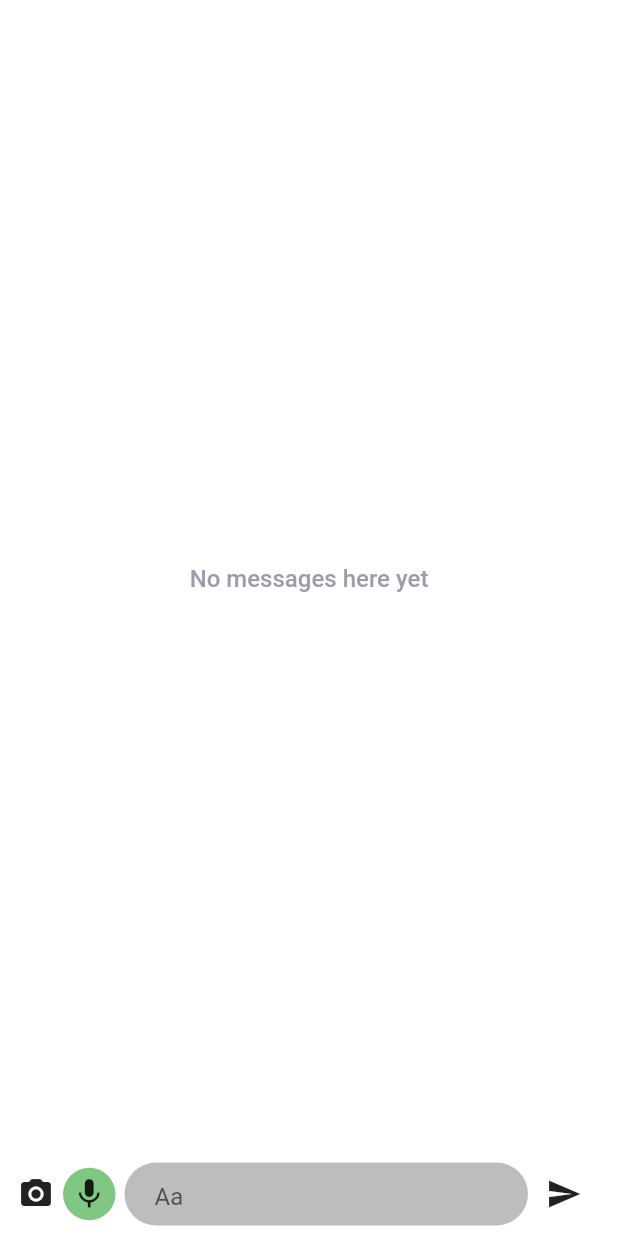
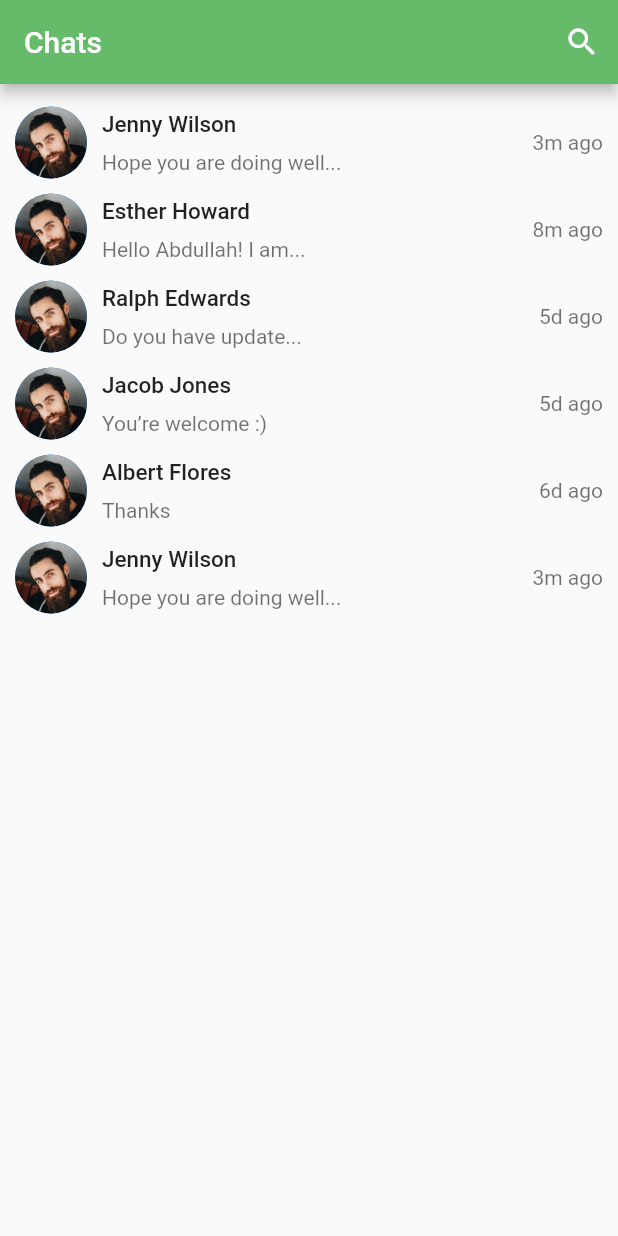
Before and after one commit to MHosssam/chatApp, a Flutter app: the screen it shows after launch, on a phone screen of 412 x 824 dp. Run offline on Flutter 3.47's test engine with Material 2 defaults, Android fonts, the phone set to English and light mode, and no system bars; our stand-ins replace flutter_chat_types, flutter_chat_ui, get, image_picker, just_audio, open_file; missing offline and left inert: record.

Commit message:
chats screen

```diff
--- a/lib/main.dart
+++ b/lib/main.dart
@@ -1,3 +1,4 @@
+import 'package:chat/main_chat/main_chat_view.dart';
 import 'package:flutter/material.dart';
 
 import 'chat/chat_view.dart';
@@ -17,7 +18,7 @@ class MyApp extends StatelessWidget {
       theme: ThemeData(
         primarySwatch: Colors.blue,
       ),
-      home: const ChatPage(),
+      home: const ChatsScreen(),
     );
   }
 }
--- a/lib/main_chat/components/chat_item.dart
+++ b/lib/main_chat/components/chat_item.dart
@@ -0,0 +1,63 @@
+
+import 'package:chat/main_chat/fake_data.dart';
+import 'package:flutter/material.dart';
+class ChatItem extends StatelessWidget {
+  final Chat chat;
+  final VoidCallback press;
+
+  const ChatItem({
+    Key? key,
+    required this.chat,
+    required this.press,
+  }) : super(key: key);
+
+  @override
+  Widget build(BuildContext context) {
+    return InkWell(
+      onTap: press,
+      child: Padding(
+        padding: const  EdgeInsets.symmetric(
+            horizontal: 10, vertical: 5),
+        child: Row(
+          children: [
+           CircleAvatar(
+                  radius: 24,
+                  backgroundImage: AssetImage(chat.image),
+                ),
+            Expanded(
+              child: Padding(
+                padding:
+                 const EdgeInsets.symmetric(horizontal: 10),
+                child: Column(
+                  crossAxisAlignment: CrossAxisAlignment.start,
+                  children: [
+                    Text(
+                      chat.name,
+                      style: const TextStyle(
+                        fontSize: 15,
+                        fontWeight: FontWeight.w500,
+                      ),
+                    ),
+                    const SizedBox(height: 8),
+                    Opacity(
+                      opacity: 0.64,
+                      child: Text(
+                        chat.lastMessage,
+                        maxLines: 1,
+                        overflow: TextOverflow.ellipsis,
+                      ),
+                    ),
+                  ],
+                ),
+              ),
+            ),
+            Opacity(
+              opacity: 0.64,
+              child: Text(chat.time),
+            )
+          ],
+        ),
+      ),
+    );
+  }
+}
--- /dev/null
+++ b/lib/main_chat/fake_data.dart
@@ -0,0 +1,50 @@
+class Chat {
+  final String name, lastMessage, image, time;
+
+  Chat({
+    this.name = '',
+    this.lastMessage = '',
+    this.image = '',
+    this.time = '',
+  });
+}
+
+List chatsData = [
+  Chat(
+    name: "Jenny Wilson",
+    lastMessage: "Hope you are doing well...",
+    image: "assets/images/user.png",
+    time: "3m ago",
+  ),
+  Chat(
+    name: "Esther Howard",
+    lastMessage: "Hello Abdullah! I am...",
+    image: "assets/images/user.png",
+    time: "8m ago",
+  ),
+  Chat(
+    name: "Ralph Edwards",
+    lastMessage: "Do you have update...",
+    image: "assets/images/user.png",
+    time: "5d ago",
+  ),
+  Chat(
+    name: "Jacob Jones",
+    lastMessage: "You’re welcome :)",
+    image: "assets/images/user.png",
+    time: "5d ago",
+  ),
+  Chat(
+    name: "Albert Flores",
+    lastMessage: "Thanks",
+    image: "assets/images/user.png",
+    time: "6d ago",
+  ),
+  Chat(
+    name: "Jenny Wilson",
+    lastMessage: "Hope you are doing well...",
+    image: "assets/images/user.png",
+    time: "3m ago",
+  ),
+
+];
--- a/lib/main_chat/main_chat_view.dart
+++ b/lib/main_chat/main_chat_view.dart
@@ -0,0 +1,43 @@
+
+import 'package:chat/chat/chat_view.dart';
+import 'package:chat/main_chat/components/chat_item.dart';
+import 'package:chat/main_chat/fake_data.dart';
+import 'package:flutter/material.dart';
+
+class ChatsScreen extends StatelessWidget {
+  const ChatsScreen({Key? key}) : super(key: key);
+
+
+  @override
+  Widget build(BuildContext context) {
+    return Scaffold(
+      appBar: AppBar(
+      backgroundColor: Colors.green[400],
+      automaticallyImplyLeading: false,
+      title: const Text('Chats'),
+      actions: [IconButton(onPressed: () {}, icon: const Icon(Icons.search))],
+    ),
+      body:     Padding(
+        padding: const EdgeInsets.only(top:10),
+        child: ListView.builder(
+            itemCount: chatsData.length,
+            itemBuilder: (context, index) {
+          return ChatItem(
+            chat: chatsData[index],
+            press: () => Navigator.push(
+              context,
+              MaterialPageRoute(
+                builder: (context) => const ChatPage(),
+              ),
+            ),
+          );
+            },
+          ),
+      ),
+
+
+    );
+  }
+
+
+}
--- a/lib/main_chat/main_chat_vm.dart
+++ b/lib/main_chat/main_chat_vm.dart
@@ -0,0 +1,5 @@
+import 'package:get/get.dart';
+
+class MainChatVm extends GetxController {
+
+}
```
Also changed, not shown: assets/images/user.png (added).
